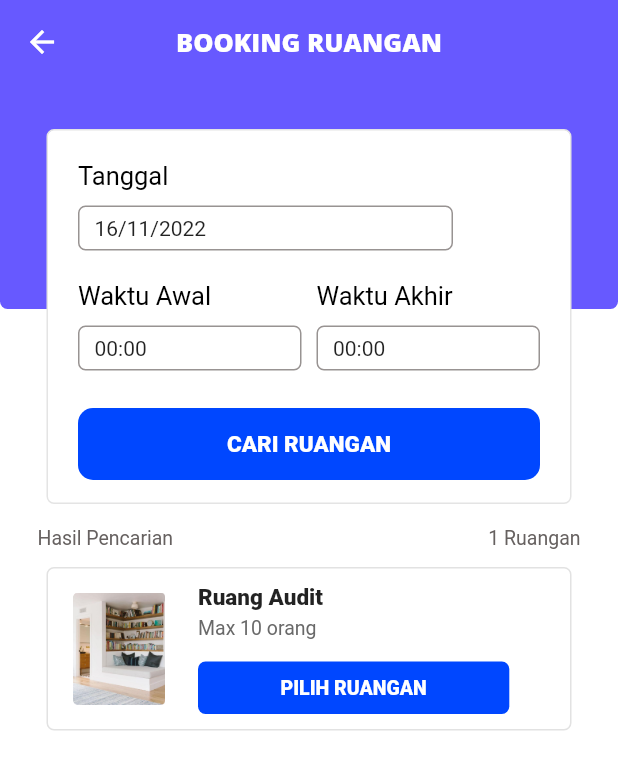
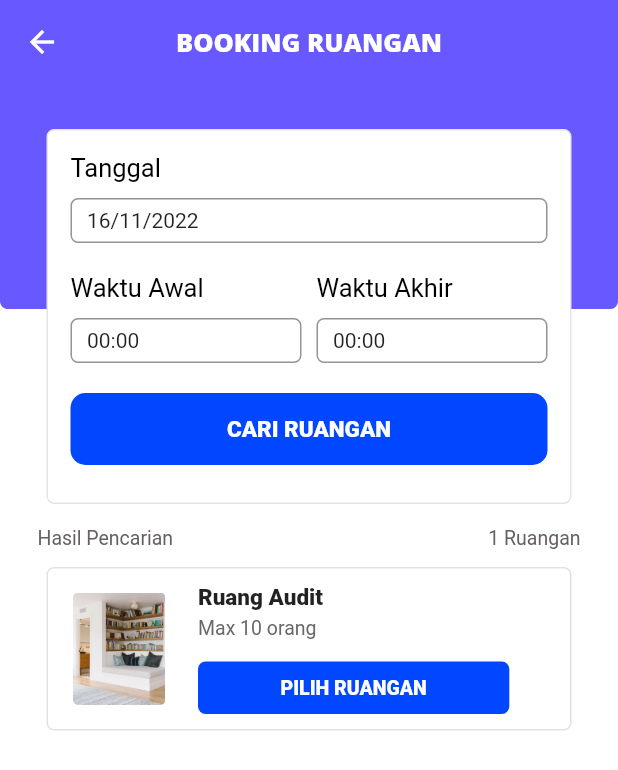
Before and after one commit to axeonasril/perpustakaan_itk, a Flutter app: the BookingRuangan screen opened directly, on a phone screen of 412 x 824 dp. Shown: the top 770 px of the screen. Run offline on Flutter 3.47's test engine with Material 2 defaults, Android fonts, the light colour scheme and no system bars; our stand-ins replace carousel_slider, convex_bottom_bar, date_format, dio, flutter_feather_icons, google_fonts and 2 more; missing offline and left inert: javascript, mobile_scanner; accounts and stored records are empty.

```diff
--- a/lib/pages/Login.dart
+++ b/lib/pages/Login.dart
@@ -18,7 +18,9 @@ class _LoginState extends State<Login> {
   TextEditingController password = TextEditingController();
   @override
   Widget build(BuildContext context) {
+
     return Scaffold(
+
       backgroundColor: Color(0xff6759FF),
       body: Padding(
         padding: const EdgeInsets.only(top: 170, left: 30, right: 30),
--- a/lib/pages/booking_ruangan.dart
+++ b/lib/pages/booking_ruangan.dart
@@ -126,7 +126,7 @@ class _BookingRuanganState extends State<BookingRuangan> {
                         borderRadius: BorderRadius.circular(5),
                       ),
                       child: Padding(
-                        padding: const EdgeInsets.all(20.0),
+                        padding: const EdgeInsets.all(15.0),
                         child: Column(
                           crossAxisAlignment: CrossAxisAlignment.start,
                           children: [
@@ -145,7 +145,7 @@ class _BookingRuanganState extends State<BookingRuangan> {
                                 selectDate(context);
                               },
                               child: Container(
-                                width: 250,
+                                width: double.infinity,
                                 height: 30,
                                 decoration: BoxDecoration(
                                   color: Colors.white,
@@ -274,7 +274,7 @@ class _BookingRuanganState extends State<BookingRuangan> {
                               ],
                             ),
                             SizedBox(
-                              height: 25,
+                              height: 20,
                             ),
                             InkWell(
                               onTap: () {
```
Also changed, not shown: pubspec.lock.
